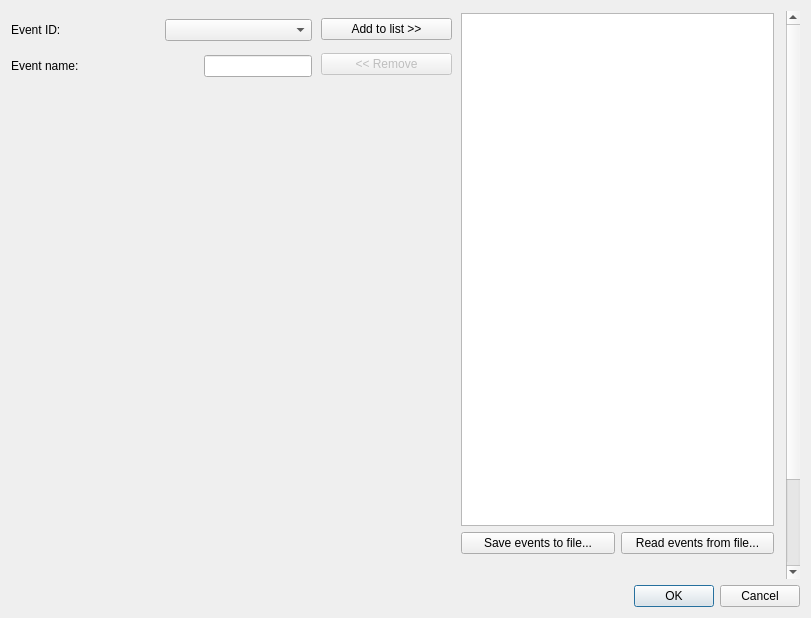
Above: meggie/ui/qt4Designer_ui_files/eventSelectionDialog.ui from cibr-jyu/meggie before the change. Below: the same form after it.
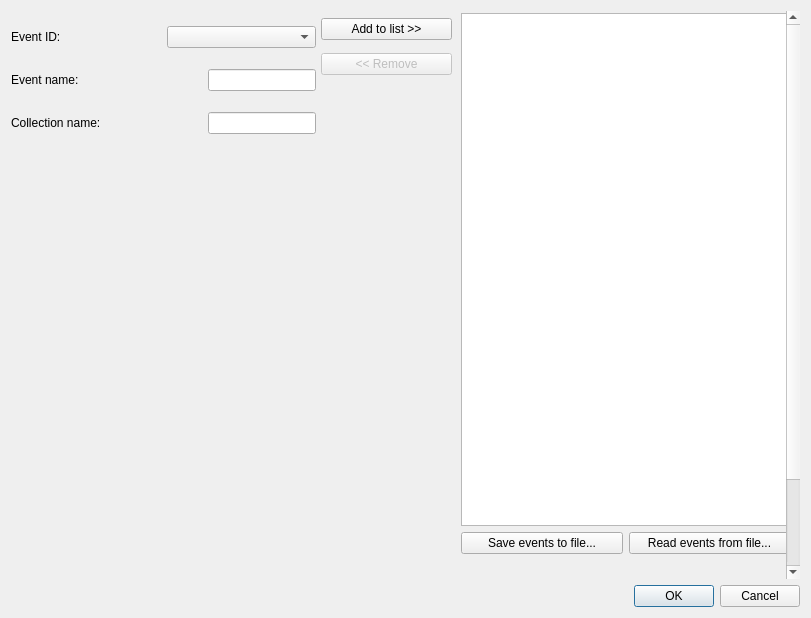
That is the form after the change.

Commit message: Added name selection to epoch creation window. Epochs-directory is created when appropriate.

What changed in the file:
```diff
--- a/meggie/ui/qt4Designer_ui_files/eventSelectionDialog.ui
+++ b/meggie/ui/qt4Designer_ui_files/eventSelectionDialog.ui
@@ -33,7 +33,7 @@
        <rect>
         <x>0</x>
         <y>0</y>
-        <width>778</width>
+        <width>775</width>
         <height>675</height>
        </rect>
       </property>
@@ -77,7 +77,7 @@
         <rect>
          <x>450</x>
          <y>2</y>
-         <width>313</width>
+         <width>329</width>
          <height>541</height>
         </rect>
        </property>
@@ -110,8 +110,8 @@
         <rect>
          <x>0</x>
          <y>0</y>
-         <width>301</width>
-         <height>74</height>
+         <width>305</width>
+         <height>138</height>
         </rect>
        </property>
        <layout class="QVBoxLayout" name="verticalLayout_3">
@@ -156,6 +156,33 @@
           </item>
          </layout>
         </item>
+        <item>
+         <layout class="QHBoxLayout" name="horizontalLayout">
+          <item>
+           <widget class="QLabel" name="labelCollectionName">
+            <property name="text">
+             <string>Collection name:</string>
+            </property>
+           </widget>
+          </item>
+          <item>
+           <spacer name="horizontalSpacer_2">
+            <property name="orientation">
+             <enum>Qt::Horizontal</enum>
+            </property>
+            <property name="sizeHint" stdset="0">
+             <size>
+              <width>40</width>
+              <height>20</height>
+             </size>
+            </property>
+           </spacer>
+          </item>
+          <item>
+           <widget class="QLineEdit" name="lineEditCollectionName"/>
+          </item>
+         </layout>
+        </item>
        </layout>
       </widget>
      </widget>
```
The commit also changes 5 other files.
